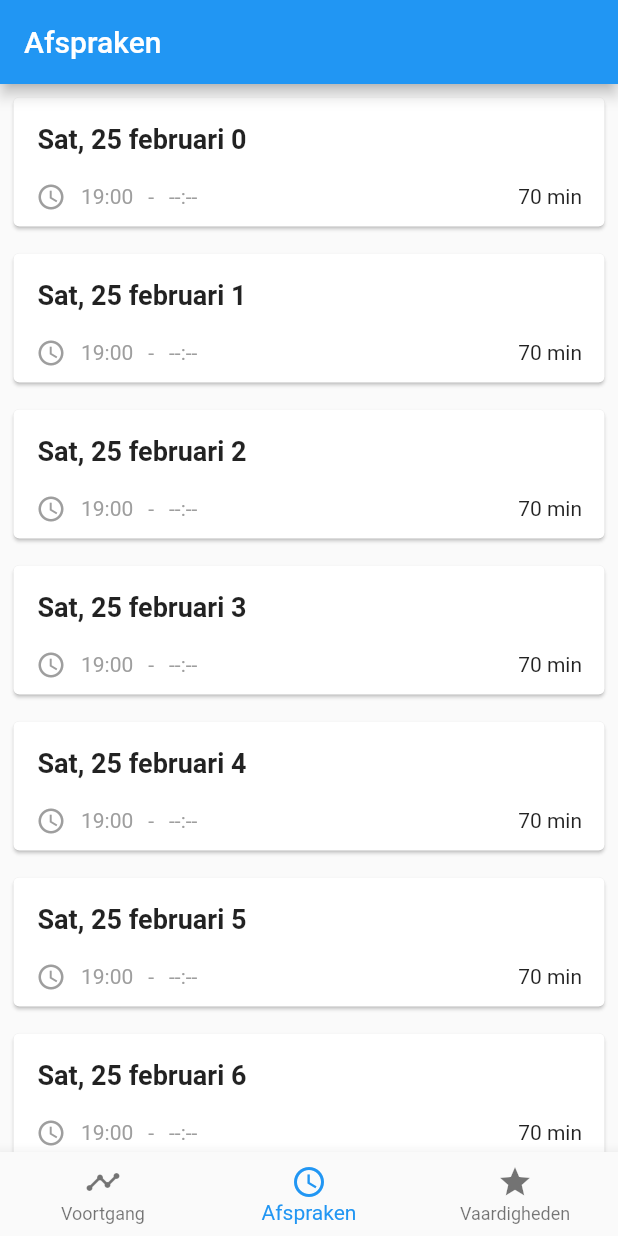
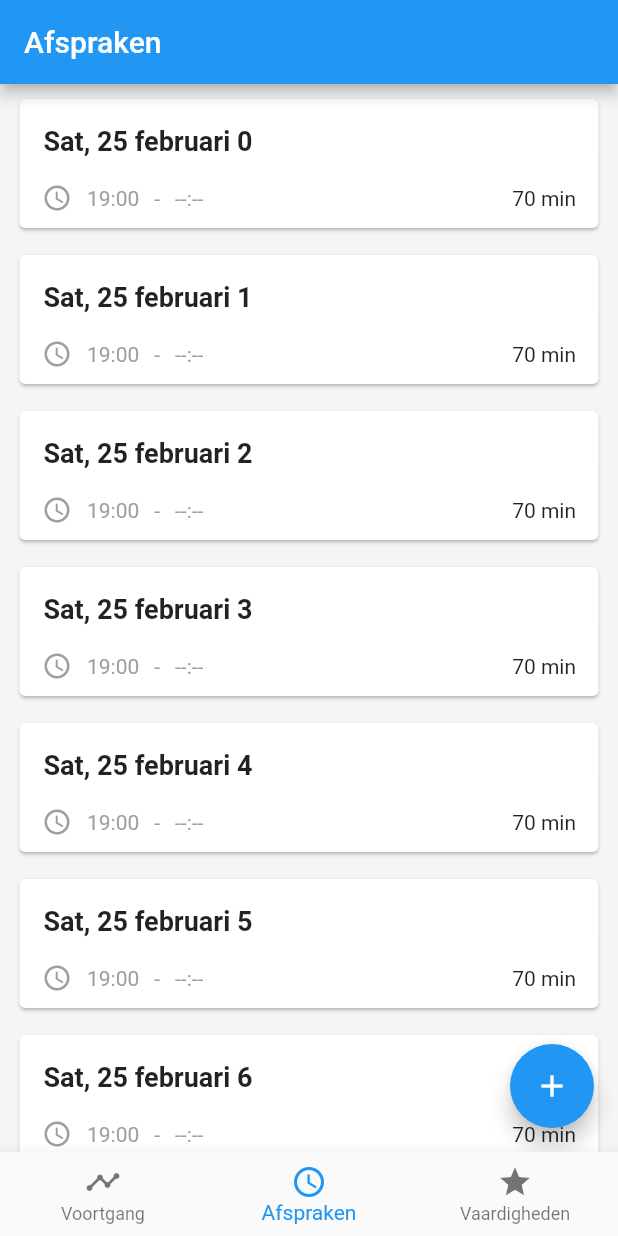
Before and after one commit to shabrany/dlc, a Flutter app: the screen it shows after launch, swiped to page 2, on a phone screen of 412 x 824 dp. Run offline on Flutter 3.47's test engine with Material 2 defaults, Android fonts, the phone set to English and light mode, and no system bars.

Commit message:
Re-styles cards in listview

```diff
--- a/lib/ui/lessons.dart
+++ b/lib/ui/lessons.dart
@@ -1,4 +1,5 @@
 import 'package:flutter/material.dart';
+import 'create_lesson.dart';
 
 class Lessons extends StatefulWidget {
 
@@ -20,11 +21,20 @@ class _LessonsState extends State<Lessons> {
     return new Scaffold(
       appBar: AppBar(title: Text('Afspraken')),
       body: _renderList(),
+      backgroundColor: Colors.grey.shade100,
+      floatingActionButton: FloatingActionButton(
+        onPressed: () {
+          Navigator.push(context, MaterialPageRoute(builder: (context) => new FormNewLesson()));
+        },
+        tooltip: 'Nieuwe afspraak toevoegen',
+        child: Icon(Icons.add),
+      ),
     );
   }
 
   Widget _renderList() {
     return new ListView.builder(
+      padding: EdgeInsets.fromLTRB(4.0, 1.0, 4.0, 1.0),
       itemCount: _lessons.length,
       itemBuilder: (BuildContext context, int index) {
         return _buildAppointmentItem(index);
@@ -36,6 +46,7 @@ class _LessonsState extends State<Lessons> {
     return new Padding(
       padding: new EdgeInsets.all(5.0),
       child: Card(
+        //  shape: RoundedRectangleBorder(side: BorderSide(width: 1.0, color: Colors.grey.shade400)),
         child: Column(
           children: <Widget>[
             ListTile(
@@ -73,7 +84,6 @@ class _LessonsState extends State<Lessons> {
 
   @override
   void initState() {
-
     super.initState();
   }
 
```
